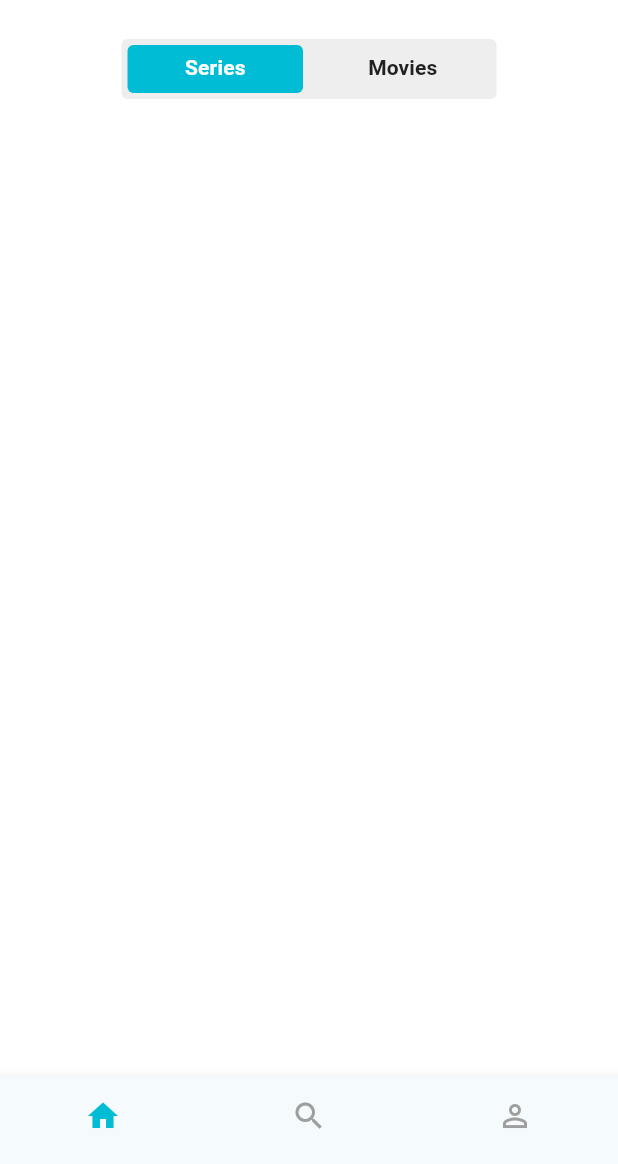
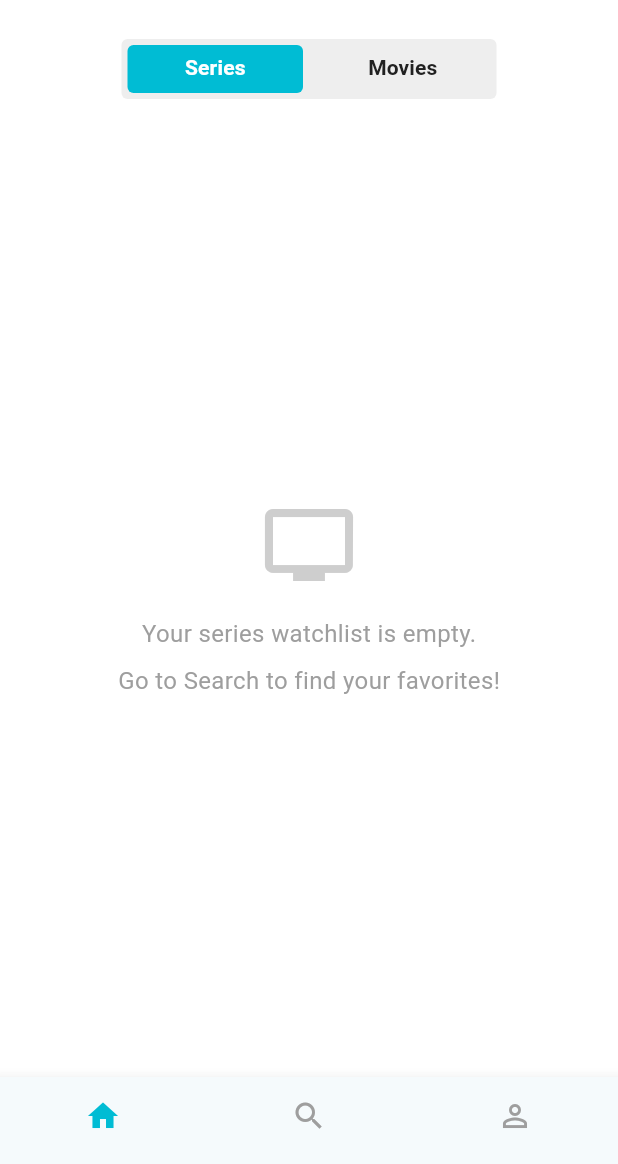
Before and after one commit to tamseg/watchlistgo, a Flutter app: the screen it shows after launch, on a phone screen of 412 x 824 dp, the part 72-1236 px from its top. Run offline on Flutter 3.47's test engine with Material 3 defaults, Android fonts, the phone set to English and light mode, and no system bars; our stand-ins replace cached_network_image, shared_preferences.

Commit message:
feat: add empty state to watchlist page

```diff
--- a/lib/screens/watchlist_page.dart
+++ b/lib/screens/watchlist_page.dart
@@ -35,6 +35,29 @@ class _WatchlistPageState extends State<WatchlistPage>
   void dispose() {
     _tabController.dispose();
     super.dispose();
+  }
+
+  Widget _buildEmptyState(String type) {
+    final IconData icon = type == 'Series' ? Icons.tv : Icons.movie;
+
+    return Center(
+      child: Column(
+        mainAxisAlignment: MainAxisAlignment.center,
+        children: [
+          Icon(icon, size: 64, color: AppTheme.metaIconColor.withValues(alpha: 0.5)),
+          const SizedBox(height: 16),
+          Text(
+            'Your ${type.toLowerCase()} watchlist is empty.',
+            style: const TextStyle(color: AppTheme.metaIconColor, fontSize: 16),
+          ),
+          const SizedBox(height: 8),
+          const Text(
+            'Go to Search to find your favorites!',
+            style: TextStyle(color: AppTheme.metaIconColor, fontSize: 16),
+          ),
+        ],
+      ),
+    );
   }
 
   @override
@@ -83,7 +106,9 @@ class _WatchlistPageState extends State<WatchlistPage>
       body: TabBarView(
         controller: _tabController,
         children: [
-          ListView(
+          widget.followedSeriesIds.isEmpty
+              ? _buildEmptyState('Series')
+              : ListView(
                   padding: const EdgeInsets.only(
                     left: 14.0,
                     right: 14.0,
@@ -101,7 +126,9 @@ class _WatchlistPageState extends State<WatchlistPage>
                     );
                   }).toList(),
                 ),
-          ListView(
+          widget.followedMoviesIds.isEmpty
+              ? _buildEmptyState('Movies')
+              : ListView(
                   padding: const EdgeInsets.only(
                     left: 14.0,
                     right: 14.0,
```
Lines whose indentation alone changed are shown as unchanged.
